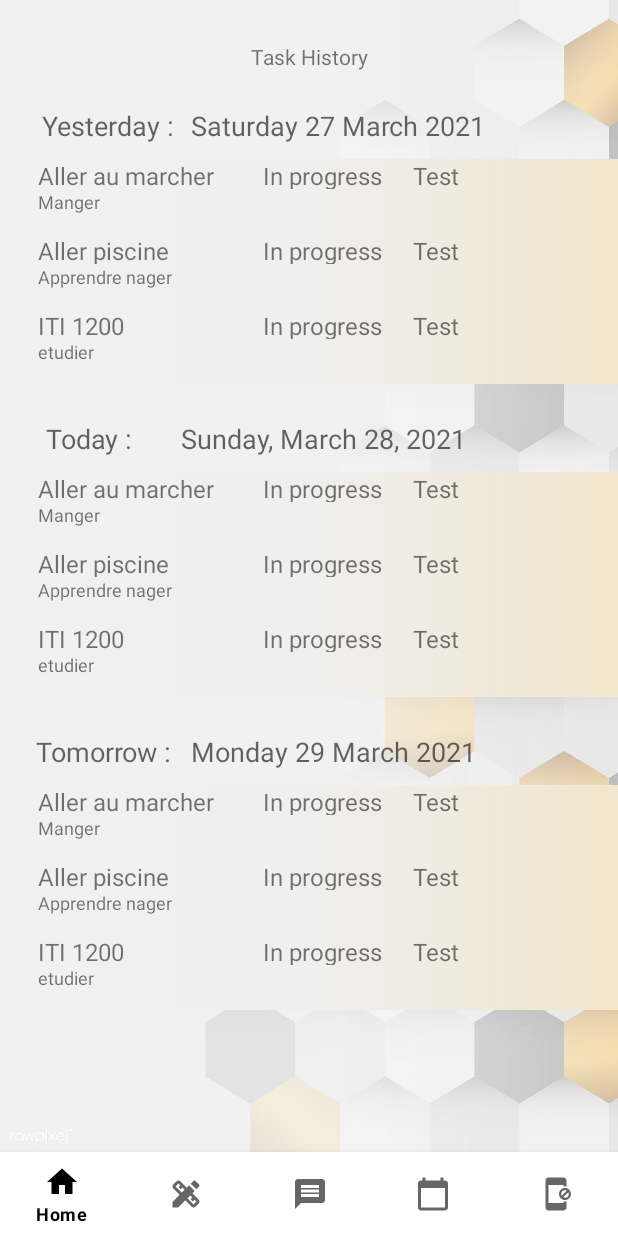
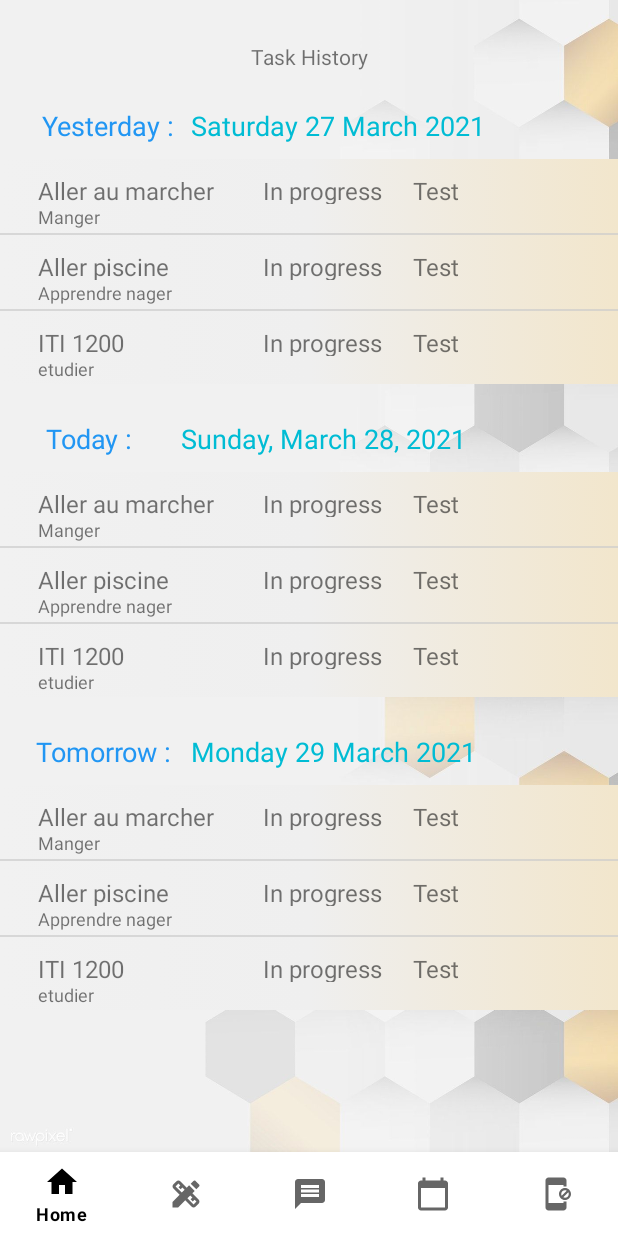
Before and after one commit to Foxmik0007/TDAH, an Android app: the CalendarFragment screen opened through its navigation route, on a phone screen of 412 x 824 dp. Run offline under Robolectric (Android 15) with nearby library versions, the phone set to English and light mode, and no system bars; our stand-ins replace Firebase (no records; nobody signed in at launch, a user with empty details on screens opened directly); Roboto replaces fonts that are not available here; 2 statements that could not run were skipped.

Commit message:
Version 0.96 + Calendar Fragment update v1

```diff
--- a/app/src/main/res/layout/fragment_calendar.xml
+++ b/app/src/main/res/layout/fragment_calendar.xml
@@ -30,6 +30,7 @@
             android:fontFamily="@font/marko_one"
             android:text="Yesterday :"
             android:textAppearance="@style/TextAppearance.AppCompat.Medium"
+            android:textColor="#2196F3"
             app:layout_constraintStart_toStartOf="parent"
             app:layout_constraintTop_toBottomOf="@+id/textView2" />
 
@@ -54,6 +55,7 @@
             android:fontFamily="@font/marko_one"
             android:text="Today : "
             android:textAppearance="@style/TextAppearance.AppCompat.Medium"
+            android:textColor="#2196F3"
             app:layout_constraintEnd_toEndOf="parent"
             app:layout_constraintHorizontal_bias="0.087"
             app:layout_constraintStart_toStartOf="parent"
@@ -77,6 +79,7 @@
             android:fontFamily="@font/marko_one"
             android:text="Tomorrow : "
             android:textAppearance="@style/TextAppearance.AppCompat.Medium"
+            android:textColor="#2196F3"
             app:layout_constraintEnd_toEndOf="parent"
             app:layout_constraintHorizontal_bias="0.076"
             app:layout_constraintStart_toStartOf="parent"
@@ -100,6 +103,7 @@
             android:fontFamily="@font/asul"
             android:text="TextView"
             android:textAppearance="@style/TextAppearance.AppCompat.Medium"
+            android:textColor="#00BCD4"
             app:layout_constraintEnd_toEndOf="parent"
             app:layout_constraintHorizontal_bias="0.114"
             app:layout_constraintStart_toEndOf="@+id/textView8"
@@ -113,6 +117,7 @@
             android:fontFamily="@font/asul"
             android:text="TextView"
             android:textAppearance="@style/TextAppearance.AppCompat.Medium"
+            android:textColor="#00BCD4"
             app:layout_constraintEnd_toEndOf="parent"
             app:layout_constraintHorizontal_bias="0.212"
             app:layout_constraintStart_toEndOf="@+id/textView26"
@@ -126,6 +131,7 @@
             android:fontFamily="@font/asul"
             android:text="TextView"
             android:textAppearance="@style/TextAppearance.AppCompat.Medium"
+            android:textColor="#00BCD4"
             app:layout_constraintEnd_toEndOf="parent"
             app:layout_constraintHorizontal_bias="0.075"
             app:layout_constraintStart_toEndOf="@+id/textView27"
--- a/app/src/main/res/layout/item_historic.xml
+++ b/app/src/main/res/layout/item_historic.xml
@@ -4,10 +4,11 @@
     xmlns:tools="http://schemas.android.com/tools"
     android:layout_width="match_parent"
     android:layout_height="wrap_content"
-    android:layout_marginBottom="10dp"
+    android:layout_marginTop="10dp"
     android:orientation="horizontal">
 
     <LinearLayout
+        android:id="@+id/linearLayout9"
         android:layout_width="match_parent"
         android:layout_height="20dp"
         android:orientation="horizontal"
@@ -60,4 +61,14 @@
             android:textSize="16sp" />
     </LinearLayout>
 
+    <LinearLayout
+        android:layout_width="match_parent"
+        android:layout_height="1dp"
+        android:background="#AECCCCCC"
+        android:orientation="horizontal"
+        app:layout_constraintBottom_toBottomOf="@+id/linearLayout9"
+        app:layout_constraintEnd_toEndOf="parent"
+        app:layout_constraintStart_toStartOf="parent"
+        app:layout_constraintTop_toBottomOf="@+id/linearLayout9"></LinearLayout>
+
 </androidx.constraintlayout.widget.ConstraintLayout>
```
